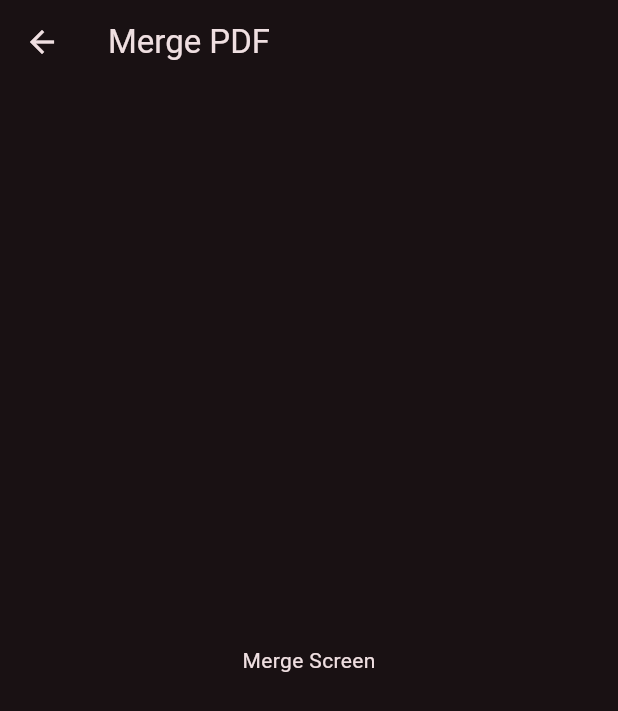
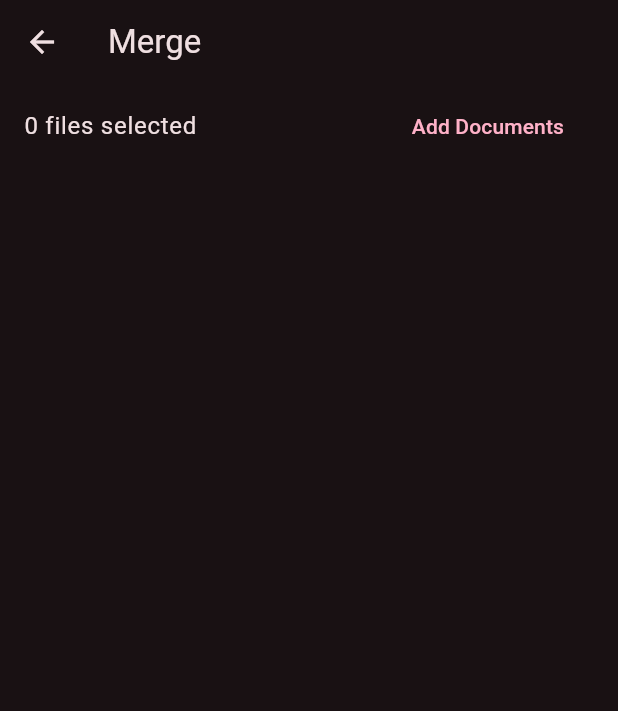
Before and after one commit to notquarks/parchment-pdf, a Flutter app: the screen it shows after launch, after a tap on "Merge", on a phone screen of 412 x 824 dp. Shown: the top 711 px of the screen. Run offline on Flutter 3.47's test engine with Material 3 defaults, Android fonts, the phone set to English and light mode, and no system bars; our stand-ins replace file_picker; missing offline and left inert: pdf_manipulator.

Commit message:
adjust some component and widget, mainly homescreen and mergescreen

```diff
--- /dev/null
+++ b/lib/components/FlexibleSpaceM3.dart
@@ -0,0 +1,54 @@
+import 'package:flutter/material.dart';
+
+class FlexibleSpaceM3 extends StatelessWidget {
+  const FlexibleSpaceM3({super.key, required this.title});
+
+  final String title;
+
+  @override
+  Widget build(BuildContext context) {
+    return LayoutBuilder(
+      builder: (context, constraint) {
+        final flexCfg = context
+            .dependOnInheritedWidgetOfExactType<FlexibleSpaceBarSettings>()!;
+
+        final statusBarHeight = MediaQuery.of(context).padding.top;
+        final deltaExtend = flexCfg.maxExtent - flexCfg.minExtent;
+        final double t =
+            ((flexCfg.currentExtent - flexCfg.minExtent) / deltaExtend).clamp(
+              0.0,
+              1.0,
+            );
+
+        final padding = EdgeInsetsDirectional.lerp(
+          EdgeInsetsDirectional.zero,
+          const EdgeInsetsDirectional.only(start: 16, bottom: 16),
+          t,
+        )!;
+
+        final alignment = AlignmentDirectional.lerp(
+          AlignmentDirectional.center,
+          AlignmentDirectional.bottomStart,
+          t,
+        )!;
+
+        final titleStyle = TextStyle.lerp(
+          Theme.of(context).textTheme.titleLarge,
+          Theme.of(context).textTheme.displayMedium,
+          t,
+        )!;
+
+        return Padding(
+          padding: EdgeInsetsGeometry.only(top: statusBarHeight),
+          child: Padding(
+            padding: padding,
+            child: Align(
+              alignment: alignment,
+              child: Text(title, style: titleStyle),
+            ),
+          ),
+        );
+      },
+    );
+  }
+}
--- a/lib/components/ItemCard.dart
+++ b/lib/components/ItemCard.dart
@@ -9,6 +9,8 @@ class ItemCard extends StatelessWidget {
     required this.onTap,
   });
 
+  static const double _gridBreakpoint = 220;
+
   final String title;
   final String? subtitle;
   final Icon icon;
@@ -19,28 +21,90 @@ class ItemCard extends StatelessWidget {
     return Card(
       child: InkWell(
         onTap: onTap,
-        child: Column(
-          mainAxisSize: .min,
-          children: <Widget>[
-            ListTile(
-              leading: CircleAvatar(
-                backgroundColor: Theme.of(
+        child: Padding(
+          padding: const EdgeInsets.all(12.0),
+          child: LayoutBuilder(
+            builder: (context, constraints) {
+              final isCompact = constraints.maxWidth < _gridBreakpoint;
+              return isCompact
+                  ? Padding(
+                      padding: const EdgeInsets.all(14.0),
+                      child: _buildVertical(context),
+                    )
+                  : _buildHorizontal(context);
+            },
+          ),
+        ),
+      ),
+    );
+  }
+
+  Widget _buildIconCircle(BuildContext context) {
+    return CircleAvatar(
+      radius: 24,
+      backgroundColor: Theme.of(context).colorScheme.secondaryContainer,
+      child: icon,
+    );
+  }
+
+  Widget _buildIconRounded(BuildContext context) {
+    return ClipRRect(
+      borderRadius: BorderRadius.circular(8),
+      child: Container(
+        width: 48,
+        height: 48,
+        decoration: BoxDecoration(
+          color: Theme.of(context).colorScheme.secondaryContainer,
+        ),
+        child: Center(child: icon),
+      ),
+    );
+  }
+
+  Widget _buildText(BuildContext context) {
+    return Column(
+      crossAxisAlignment: CrossAxisAlignment.start,
+      mainAxisSize: MainAxisSize.min,
+      children: [
+        Text(
+          title,
+          style: Theme.of(
             context,
-                ).colorScheme.secondaryContainer,
-                child: icon,
+          ).textTheme.titleMedium?.copyWith(fontWeight: FontWeight.w600),
         ),
-              title: Text(title),
-              subtitle: Text(
+        if (subtitle != null) ...[
+          Text(
             subtitle!,
+            maxLines: 3,
+            overflow: TextOverflow.ellipsis,
             style: TextStyle(
               color: Theme.of(context).colorScheme.outline,
               fontSize: Theme.of(context).textTheme.bodySmall?.fontSize,
             ),
           ),
-            ),
         ],
-        ),
-      ),
+      ],
+    );
+  }
+
+  Widget _buildVertical(BuildContext context) {
+    return Column(
+      crossAxisAlignment: CrossAxisAlignment.start,
+      mainAxisSize: MainAxisSize.max,
+      spacing: 12,
+      children: [_buildIconCircle(context), _buildText(context)],
+    );
+  }
+
+  Widget _buildHorizontal(BuildContext context) {
+    return Row(
+      mainAxisSize: MainAxisSize.min,
+      crossAxisAlignment: CrossAxisAlignment.center,
+      children: [
+        _buildIconRounded(context),
+        const SizedBox(width: 16),
+        Expanded(child: _buildText(context)),
+      ],
     );
   }
 }
--- a/lib/main.dart
+++ b/lib/main.dart
@@ -1,4 +1,5 @@
 import 'package:flutter/material.dart';
+import 'package:pdf_tools/components/FlexibleSpaceM3.dart';
 import 'package:pdf_tools/components/ItemCard.dart';
 import 'package:pdf_tools/screen/files_screen.dart';
 import 'package:pdf_tools/screen/merge_screen.dart';
@@ -99,20 +100,64 @@ class HomeScreen extends StatelessWidget {
         SliverAppBar(
           expandedHeight: 150.0,
           pinned: true,
-          flexibleSpace: FlexibleSpaceBar(
-            title: Text(title),
-            centerTitle: false,
+          flexibleSpace: FlexibleSpaceM3(title: title),
+        ),
+        SliverPadding(
+          padding: const EdgeInsets.all(4.0),
+          sliver: SliverGrid(
+            gridDelegate: SliverGridDelegateWithFixedCrossAxisCount(
+              crossAxisCount: 2,
+            ),
+            delegate: SliverChildListDelegate([
+              ItemCard(
+                title: 'Merge',
+                subtitle: 'Combine multiple pdf`s into one.',
+                icon: Icon(Icons.merge, size: 28),
+                onTap: () => Navigator.pushNamed(context, '/merge'),
+              ),
+              ItemCard(
+                title: 'Split',
+                subtitle: 'Extract pages or split docs.',
+                icon: Icon(Icons.insert_page_break_outlined, size: 28),
+                onTap: () => Navigator.pushNamed(context, '/split'),
+              ),
+              ItemCard(
+                title: 'Compress',
+                subtitle: 'Reduce file size quickly.',
+                icon: Icon(Icons.compress_outlined, size: 28),
+                onTap: () => Navigator.pushNamed(context, '/compress'),
+              ),
+              ItemCard(
+                title: 'Edit',
+                subtitle: 'Modify pdf file.',
+                icon: Icon(Icons.edit_note_outlined, size: 28),
+                onTap: () => Navigator.pushNamed(context, '/edit'),
+              ),
+            ]),
           ),
         ),
-        SliverList(
-          delegate: SliverChildBuilderDelegate(
-            (context, index) => ItemCard(
-              title: 'Merge',
-              subtitle: 'Combine multiple pdf`s into one.',
-              icon: Icon(Icons.merge),
-              onTap: () => Navigator.pushNamed(context, '/merge'),
+        SliverToBoxAdapter(
+          child: ListTile(
+            title: const Text('Recent Files'),
+            trailing: TextButton(
+              onPressed: () {},
+              child: const Text("View All"),
             ),
-            childCount: 20,
+          ),
+        ),
+        SliverPadding(
+          padding: const EdgeInsets.symmetric(horizontal: 4.0),
+          sliver: SliverList.separated(
+            itemCount: 20,
+            separatorBuilder: (context, index) => const SizedBox(height: 4),
+            itemBuilder: (context, index) {
+              return ItemCard(
+                title: 'Tes ${index}',
+                icon: const Icon(Icons.insert_drive_file),
+                subtitle: "Date Time",
+                onTap: () {},
+              );
+            },
           ),
         ),
       ],
--- a/lib/screen/merge_screen.dart
+++ b/lib/screen/merge_screen.dart
@@ -1,4 +1,12 @@
+import 'dart:io';
+
+import 'package:file_picker/file_picker.dart';
 import 'package:flutter/material.dart';
+import 'package:path/path.dart' as p;
+import 'package:pdf_tools/util/pdf.dart';
+import 'package:pdf_tools/util/string_util.dart';
+
+import '../components/ItemCard.dart';
 
 class MergeScreen extends StatefulWidget {
   const MergeScreen({super.key});
@@ -7,11 +15,56 @@ class MergeScreen extends StatefulWidget {
 }
 
 class _MergeScreenState extends State<MergeScreen> {
+  final List<MapEntry<File, int>> _selectedFiles = [];
+
+  Future<void> _pickFiles() async {
+    final result = await FilePicker.pickFiles(
+      type: FileType.custom,
+      allowedExtensions: ['pdf'],
+    );
+
+    if (result != null) {
+      for (final file in result.files) {
+        final fileInst = File(file.path!);
+        final bytes = await fileInst.readAsBytes();
+        final pages = await getPageCount(bytes);
+        setState(() => _selectedFiles.add(MapEntry(fileInst, pages)));
+      }
+    }
+  }
+
   @override
   Widget build(BuildContext context) {
     return Scaffold(
-      appBar: AppBar(title: Text("Merge PDF")),
-      body: Center(child: Text('Merge Screen')),
+      body: CustomScrollView(
+        slivers: [
+          SliverAppBar(title: Text("Merge")),
+          SliverToBoxAdapter(
+            child: ListTile(
+              title: Text("${_selectedFiles.length} files selected"),
+              trailing: TextButton(
+                onPressed: _pickFiles,
+                child: Text('Add Documents'),
+              ),
+            ),
+          ),
+          SliverList.builder(
+            itemCount: _selectedFiles.length,
+            itemBuilder: (context, index) {
+              if (_selectedFiles.isEmpty) {
+                return Center(child: Text("No files selected"));
+              }
+              return ItemCard(
+                title: p.basename(_selectedFiles[index].key.path),
+                icon: const Icon(Icons.insert_drive_file),
+                subtitle:
+                    "${formatBytes(_selectedFiles[index].key.lengthSync(), 2)} • ${_selectedFiles[index].value.toString()} pages",
+                onTap: () {},
+              );
+            },
+          ),
+        ],
+      ),
     );
   }
 }
--- /dev/null
+++ b/lib/util/pdf.dart
@@ -0,0 +1,11 @@
+// lib/utils/pdf_utils.dart
+import 'package:flutter/foundation.dart';
+import 'package:pdf_manipulator/pdf_manipulator.dart';
+
+Future<int> getPageCount(Uint8List bytes) async {
+  final pdf = Pdf();
+  final doc = await pdf.open(MemorySource(bytes));
+  final count = doc.pageCount;
+  await doc.dispose();
+  return count;
+}
--- /dev/null
+++ b/lib/util/string_util.dart
@@ -0,0 +1,8 @@
+import 'dart:math';
+
+String formatBytes(int bytes, int decimals) {
+  if (bytes <= 0) return "0 B";
+  const suffixes = ["B", "KB", "MB", "GB", "TB"];
+  var i = (log(bytes) / log(1024)).floor();
+  return '${(bytes / pow(1024, i)).toStringAsFixed(decimals)} ${suffixes[i]}';
+}
```
Also changed, not shown: pubspec.yaml (+6 -1 lines), pubspec.lock, 2 other files. Lines whose indentation alone changed are shown as unchanged.
